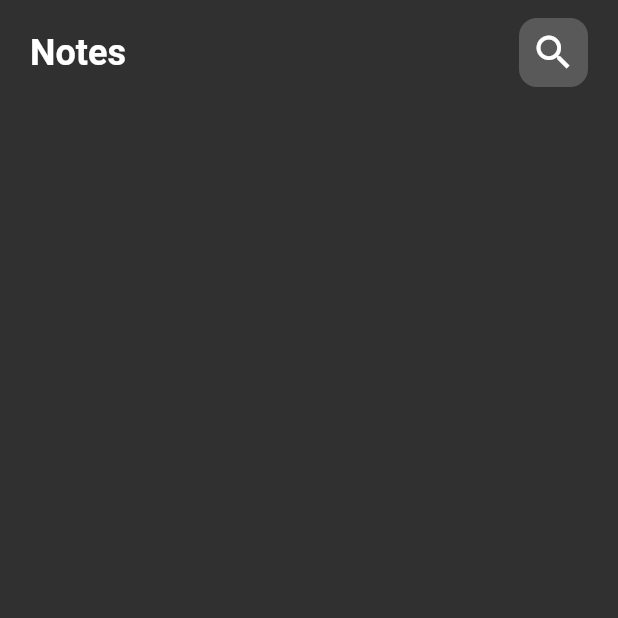
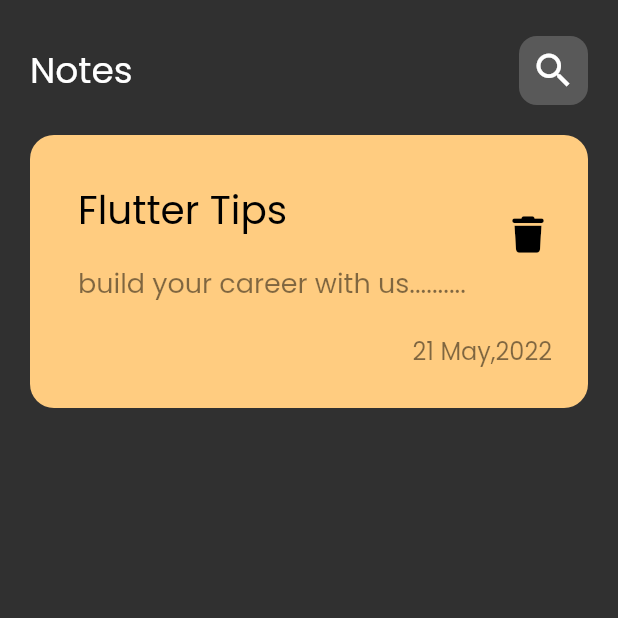
Before and after one commit to abdelrahmanredaelgendy/notes_app, a Flutter app: the screen it shows after launch, on a phone screen of 412 x 824 dp, the top half of it. Run offline on Flutter 3.47's test engine with Material 2 defaults, Android fonts, the phone set to English and light mode, and no system bars; our stand-ins replace font_awesome_flutter, google_fonts.

Commit message:
create custom note item

```diff
--- a/lib/main.dart
+++ b/lib/main.dart
@@ -11,8 +11,10 @@ class NotesApp extends StatelessWidget {
   @override
   Widget build(BuildContext context) {
     return MaterialApp(
+
       debugShowCheckedModeBanner: false,
-      theme: ThemeData.dark(),
+      theme: ThemeData(brightness:Brightness.dark,fontFamily: "GoogleFonts.poppins" ),
+
       home:const NotesView(),
     );
   }
--- a/lib/views/widgets/custom_app_bar.dart
+++ b/lib/views/widgets/custom_app_bar.dart
@@ -1,4 +1,5 @@
 import 'package:flutter/material.dart';
+import 'package:google_fonts/google_fonts.dart';
 import 'package:note_app/views/widgets/custom_search_icon.dart';
 
 class CustomAppBar extends StatelessWidget {
@@ -6,17 +7,16 @@ class CustomAppBar extends StatelessWidget {
 
   @override
   Widget build(BuildContext context) {
-    return const Row(
+    return Row(
       mainAxisAlignment: MainAxisAlignment.spaceBetween,
       children: [
         Text(
           "Notes",
-          style: TextStyle(
+          style:GoogleFonts.poppins(
             fontSize: 24,
-            fontWeight: FontWeight.bold,
           ),
         ),
-        CustomSearchIcon(),
+        const CustomSearchIcon(),
       ],
     );
   }
--- /dev/null
+++ b/lib/views/widgets/custom_note_item.dart
@@ -0,0 +1,55 @@
+import 'package:flutter/material.dart';
+import 'package:font_awesome_flutter/font_awesome_flutter.dart';
+import 'package:google_fonts/google_fonts.dart';
+
+class NoteItem extends StatelessWidget {
+  const NoteItem({super.key});
+
+  @override
+  Widget build(BuildContext context) {
+    return Container(
+      padding: const EdgeInsets.only(top: 26, bottom: 26, left: 16),
+      decoration: BoxDecoration(
+        borderRadius: BorderRadius.circular(16),
+        color: const Color(0xffffcc80),
+      ),
+      child: Column(
+        crossAxisAlignment: CrossAxisAlignment.end,
+        children: [
+          ListTile(
+            title: Text(
+              "Flutter Tips",
+              style: GoogleFonts.poppins(color: Colors.black, fontSize: 26),
+            ),
+            subtitle: Padding(
+              padding: const EdgeInsets.symmetric(vertical: 16.0),
+              child: Text(
+                "build your career with us..........",
+                style: GoogleFonts.poppins(
+                    color: Colors.black.withOpacity(0.5), fontSize: 18),
+              ),
+            ),
+            trailing: IconButton(
+              onPressed: () {},
+              icon: const Icon(
+                FontAwesomeIcons.trash,
+                color: Colors.black,
+                size: 24,
+              ),
+            ),
+          ),
+          Padding(
+            padding: const EdgeInsets.only(right: 24),
+            child: Text(
+              '21 May,2022',
+              style: GoogleFonts.poppins(
+                fontSize: 16,
+                color: Colors.black.withOpacity(0.5),
+              ),
+            ),
+          ),
+        ],
+      ),
+    );
+  }
+}
--- a/lib/views/widgets/notes_view_body.dart
+++ b/lib/views/widgets/notes_view_body.dart
@@ -1,5 +1,6 @@
 import 'package:flutter/material.dart';
 import 'package:note_app/views/widgets/custom_app_bar.dart';
+import 'package:note_app/views/widgets/custom_note_item.dart';
 
 class NotesBody extends StatelessWidget {
   const NotesBody({super.key});
@@ -10,9 +11,10 @@ class NotesBody extends StatelessWidget {
       padding: EdgeInsets.symmetric(horizontal: 20),
       child: Column(
         children: [
-          SizedBox(height: 12),
+          SizedBox(height: 24),
           CustomAppBar(),
-
+          SizedBox(height: 20),
+          NoteItem(),
         ],
       ),
     );
--- a/pubspec.yaml
+++ b/pubspec.yaml
@@ -35,6 +35,8 @@ dependencies:
   # The following adds the Cupertino Icons font to your application.
   # Use with the CupertinoIcons class for iOS style icons.
   cupertino_icons: ^1.0.2
+  google_fonts: ^5.1.0
+  font_awesome_flutter: ^10.5.0
 
 dev_dependencies:
   flutter_test:
```
Also changed, not shown: pubspec.lock, 1 other file.
